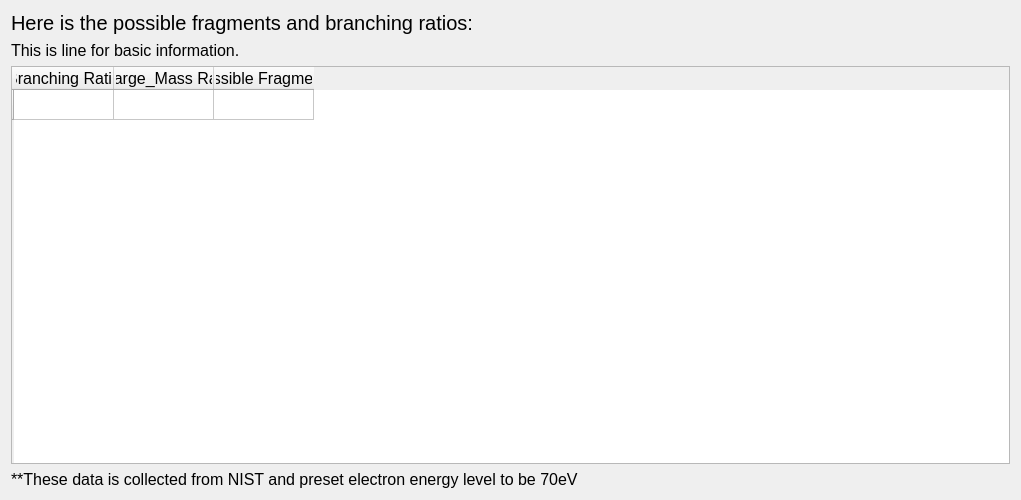
Yintai-Ding/SDIC-Project-YintaiDing, file SDIC Project/show_fragments.ui: the form before one commit.
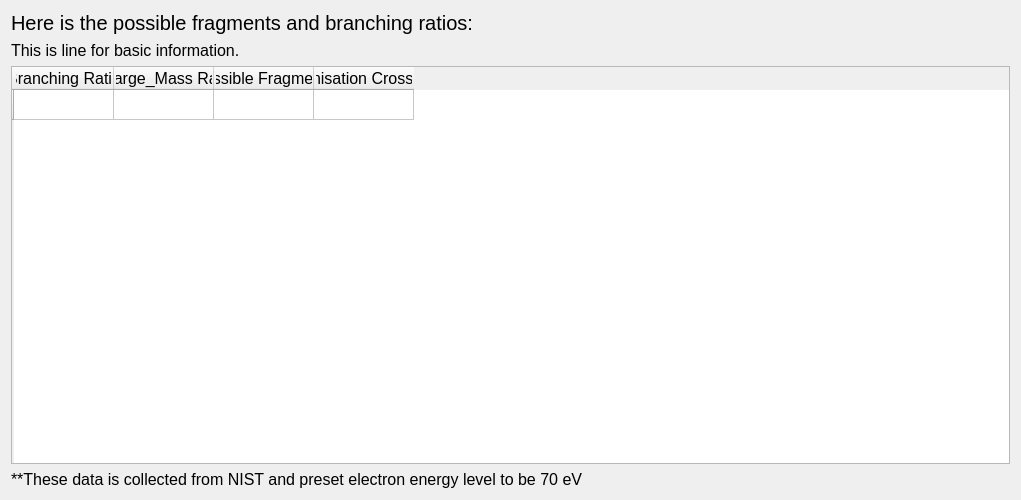
The form after the commit.

Commit message: update for ionisation cross section

```diff
--- a/SDIC Project/show_fragments.ui
+++ b/SDIC Project/show_fragments.ui
@@ -90,6 +90,11 @@
          <string>Possible Fragments</string>
         </property>
        </column>
+       <column>
+        <property name="text">
+         <string>Partial Ionisation Cross Sections</string>
+        </property>
+       </column>
       </widget>
      </item>
      <item>
@@ -101,7 +106,7 @@
         </font>
        </property>
        <property name="text">
-        <string>**These data is collected from NIST and preset electron energy level to be 70eV </string>
+        <string>**These data is collected from NIST and preset electron energy level to be 70 eV </string>
        </property>
       </widget>
      </item>
```
The commit also changes 2 other files.
